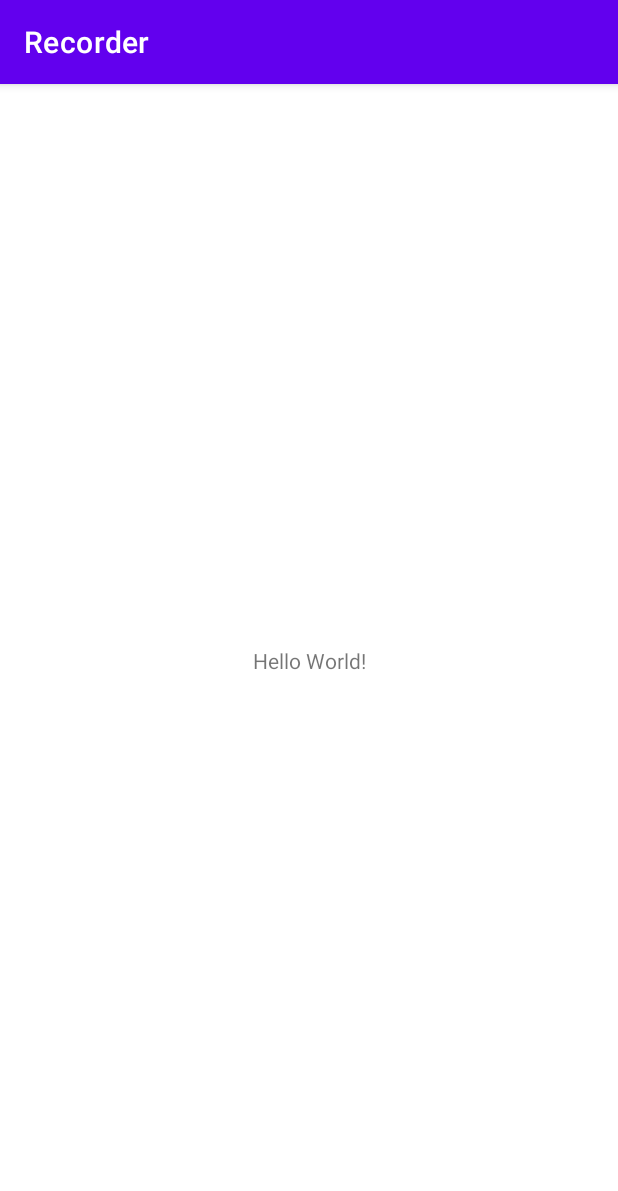
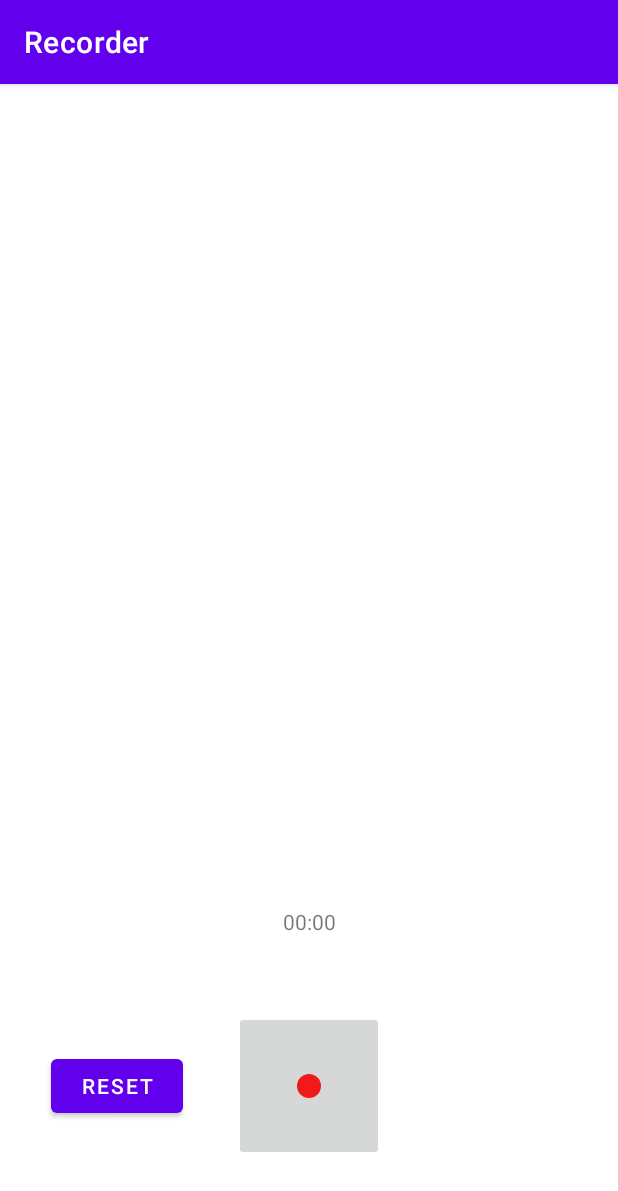
Before and after one commit to kang9366/Android-Project, an Android app: the screen it shows after launch (MainActivity), on a phone screen of 412 x 824 dp. Shown: the top 1191 px of the screen. Run offline under Robolectric (Android 15) with nearby library versions, the phone set to English and light mode, and no system bars.

Commit message:
기본 UI 구성

```diff
--- a/Recorder/app/build.gradle
+++ b/Recorder/app/build.gradle
@@ -5,12 +5,12 @@ plugins {
 
 android {
     namespace 'com.example.recorder'
-    compileSdk 32
+    compileSdk 33
 
     defaultConfig {
         applicationId "com.example.recorder"
         minSdk 21
-        targetSdk 32
+        targetSdk 33
         versionCode 1
         versionName "1.0"
 
--- a/Recorder/app/src/main/AndroidManifest.xml
+++ b/Recorder/app/src/main/AndroidManifest.xml
@@ -11,7 +11,7 @@
         android:roundIcon="@mipmap/ic_launcher_round"
         android:supportsRtl="true"
         android:theme="@style/Theme.Recorder"
-        tools:targetApi="31">
+        tools:targetApi="33">
         <activity
             android:name=".MainActivity"
             android:exported="true">
--- a/Recorder/app/src/main/java/com/example/recorder/MainActivity.kt
+++ b/Recorder/app/src/main/java/com/example/recorder/MainActivity.kt
@@ -4,8 +4,20 @@ import androidx.appcompat.app.AppCompatActivity
 import android.os.Bundle
 
 class MainActivity : AppCompatActivity() {
+    private val recordButton: RecordButton by lazy{
+        findViewById(R.id.recordButton)
+    }
+
+    private var state = State.BEFORE_RECORDEING
+
     override fun onCreate(savedInstanceState: Bundle?) {
         super.onCreate(savedInstanceState)
         setContentView(R.layout.activity_main)
+
+        initViews()
+    }
+
+    fun initViews(){
+        recordButton.updateIconWithState(state)
     }
 }
--- /dev/null
+++ b/Recorder/app/src/main/java/com/example/recorder/RecordButton.kt
@@ -0,0 +1,27 @@
+package com.example.recorder
+
+import android.content.Context
+import android.util.AttributeSet
+import androidx.appcompat.widget.AppCompatImageButton
+
+class RecordButton(
+    context: Context,
+    attrs: AttributeSet): AppCompatImageButton(context, attrs) {
+
+        fun updateIconWithState(state: State){
+            when(state){
+                State.BEFORE_RECORDEING -> {
+                    setImageResource(R.drawable.ic_record)
+                }
+                State.ON_RECORDING -> {
+                    setImageResource(R.drawable.ic_stop)
+                }
+                State.AFTER_RECORDING -> {
+                    setImageResource(R.drawable.ic_play)
+                }
+                State.ON_PLAYING -> {
+                    setImageResource(R.drawable.ic_stop)
+                }
+            }
+        }
+}
--- /dev/null
+++ b/Recorder/app/src/main/java/com/example/recorder/State.kt
@@ -0,0 +1,8 @@
+package com.example.recorder
+
+enum class State {
+    BEFORE_RECORDEING,
+    ON_RECORDING,
+    AFTER_RECORDING,
+    ON_PLAYING
+}
--- /dev/null
+++ b/Recorder/app/src/main/res/drawable/ic_play.xml
@@ -0,0 +1,5 @@
+<vector android:height="24dp" android:tint="#FFFFFF"
+    android:viewportHeight="24" android:viewportWidth="24"
+    android:width="24dp" xmlns:android="http://schemas.android.com/apk/res/android">
+    <path android:fillColor="@android:color/white" android:pathData="M8,5v14l11,-7z"/>
+</vector>
--- /dev/null
+++ b/Recorder/app/src/main/res/drawable/ic_record.xml
@@ -0,0 +1,5 @@
+<vector android:height="24dp" android:tint="#F11919"
+    android:viewportHeight="24" android:viewportWidth="24"
+    android:width="24dp" xmlns:android="http://schemas.android.com/apk/res/android">
+    <path android:fillColor="@android:color/white" android:pathData="M12,12m-8,0a8,8 0,1 1,16 0a8,8 0,1 1,-16 0"/>
+</vector>
--- /dev/null
+++ b/Recorder/app/src/main/res/drawable/ic_stop.xml
@@ -0,0 +1,5 @@
+<vector android:height="24dp" android:tint="#FFFFFF"
+    android:viewportHeight="24" android:viewportWidth="24"
+    android:width="24dp" xmlns:android="http://schemas.android.com/apk/res/android">
+    <path android:fillColor="@android:color/white" android:pathData="M6,6h12v12H6z"/>
+</vector>
--- a/Recorder/app/src/main/res/layout/activity_main.xml
+++ b/Recorder/app/src/main/res/layout/activity_main.xml
@@ -6,13 +6,36 @@
     android:layout_height="match_parent"
     tools:context=".MainActivity">
 
-    <TextView
+    <Button
+        android:id="@+id/resetButton"
         android:layout_width="wrap_content"
         android:layout_height="wrap_content"
-        android:text="Hello World!"
+        android:text="RESET"
+        app:layout_constraintLeft_toLeftOf="parent"
+        app:layout_constraintRight_toLeftOf="@id/recordButton"
+        app:layout_constraintTop_toTopOf="@+id/recordButton"
+        app:layout_constraintBottom_toBottomOf="@id/recordButton"
+        />
+
+
+    <TextView
+        android:id="@+id/recordTimeTextView"
+        android:layout_width="wrap_content"
+        android:layout_height="wrap_content"
+        android:text="00:00"
+        android:layout_marginBottom="50dp"
+        app:layout_constraintLeft_toLeftOf="@id/recordButton"
+        app:layout_constraintRight_toRightOf="@+id/recordButton"
+        app:layout_constraintBottom_toTopOf="@id/recordButton"/>
+
+
+    <com.example.recorder.RecordButton
+        android:id="@+id/recordButton"
+        android:layout_width="100dp"
+        android:layout_height="100dp"
+        app:layout_constraintLeft_toLeftOf="parent"
         app:layout_constraintBottom_toBottomOf="parent"
-        app:layout_constraintEnd_toEndOf="parent"
-        app:layout_constraintStart_toStartOf="parent"
-        app:layout_constraintTop_toTopOf="parent" />
+        app:layout_constraintRight_toRightOf="parent"
+        android:layout_marginBottom="50dp"/>
 
 </androidx.constraintlayout.widget.ConstraintLayout>
```
